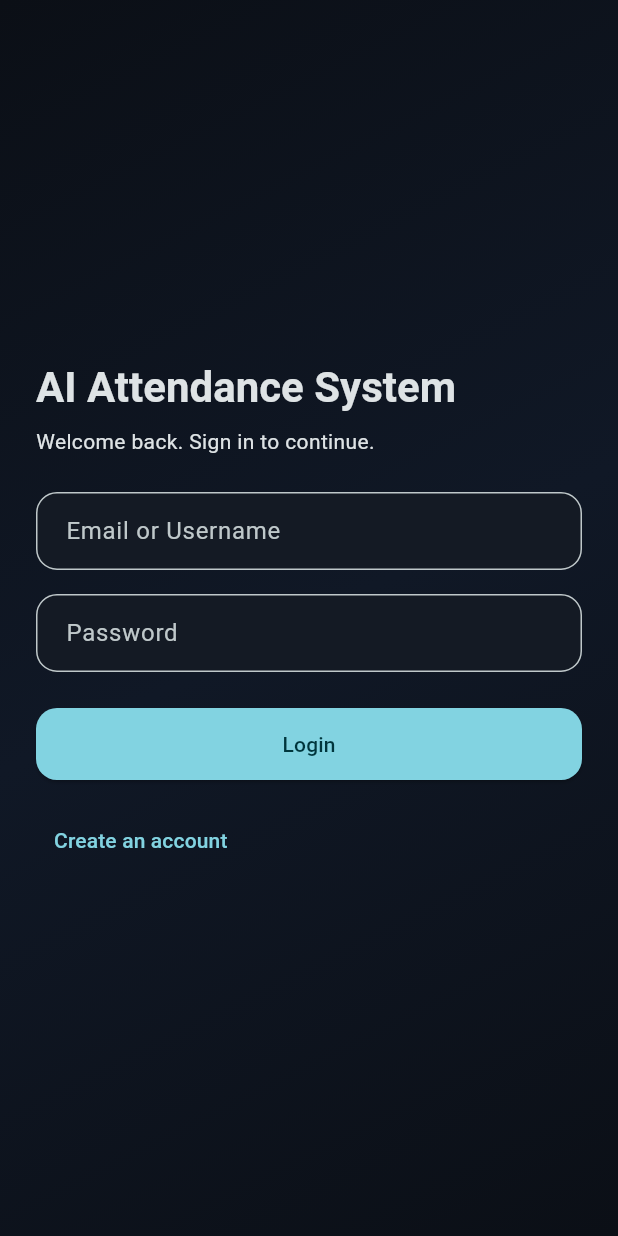
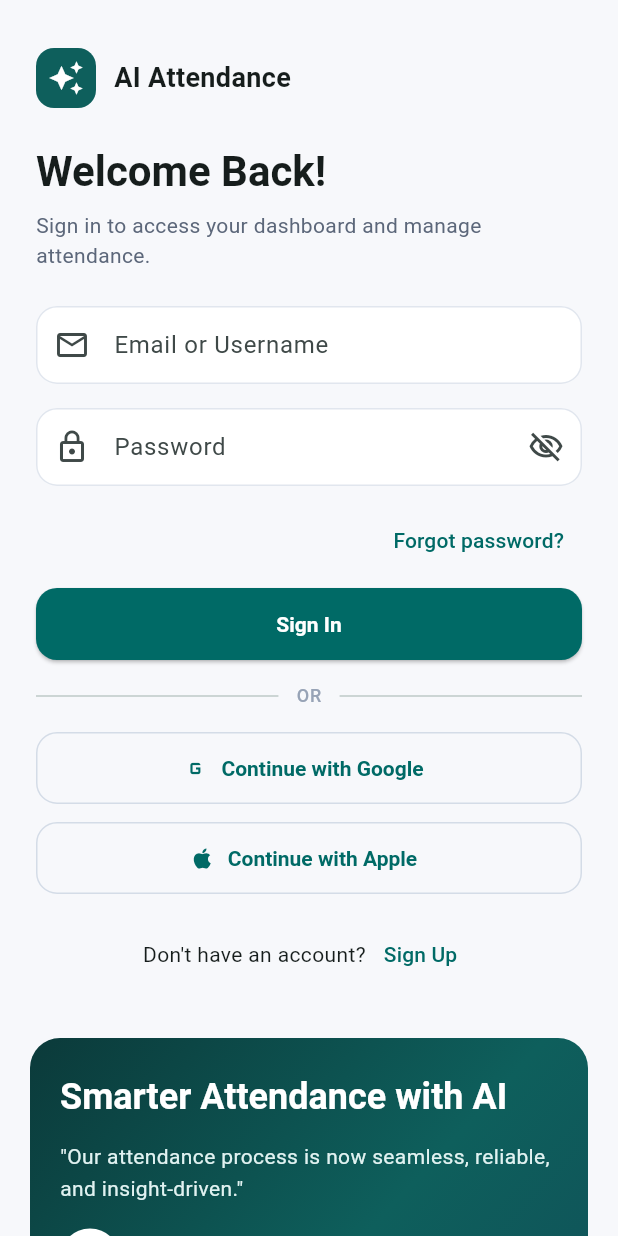
Before and after one commit to hameelhusnain/ai-attendance-system, a Flutter app: the screen it shows after launch, on a phone screen of 412 x 824 dp. Run offline on Flutter 3.47's test engine with Material 3 defaults, Android fonts, the phone set to English and light mode, and no system bars; our stand-ins replace go_router.

Commit message:
Add some changes redesign the login / signup pages

```diff
--- a/ai_attendance_system/lib/core/theme/app_theme.dart
+++ b/ai_attendance_system/lib/core/theme/app_theme.dart
@@ -1,7 +1,7 @@
 import 'package:flutter/material.dart';
 
 class AppTheme {
-  static const _seed = Color(0xFF00E5FF);
+  static const _seed = Color(0xFF0E5F5C);
   static const _surfaceDark = Color(0xFF0B0F16);
   static const _surfaceLight = Color(0xFFF5F7FA);
 
@@ -24,13 +24,30 @@ class AppTheme {
           borderRadius: BorderRadius.all(Radius.circular(16)),
         ),
       ),
+      elevatedButtonTheme: ElevatedButtonThemeData(
+        style: ElevatedButton.styleFrom(
+          shape: RoundedRectangleBorder(borderRadius: BorderRadius.circular(14)),
+          textStyle: const TextStyle(fontWeight: FontWeight.w600),
+        ),
+      ),
+      outlinedButtonTheme: OutlinedButtonThemeData(
+        style: OutlinedButton.styleFrom(
+          shape: RoundedRectangleBorder(borderRadius: BorderRadius.circular(14)),
+          side: const BorderSide(color: Color(0xFFD4DCE7)),
+          textStyle: const TextStyle(fontWeight: FontWeight.w600),
+        ),
+      ),
       inputDecorationTheme: InputDecorationTheme(
         filled: true,
         fillColor: Colors.white,
         contentPadding: const EdgeInsets.symmetric(horizontal: 16, vertical: 14),
-        border: OutlineInputBorder(
+        enabledBorder: OutlineInputBorder(
           borderRadius: BorderRadius.circular(14),
           borderSide: const BorderSide(color: Color(0xFFE1E6EE)),
+        ),
+        focusedBorder: OutlineInputBorder(
+          borderRadius: BorderRadius.circular(14),
+          borderSide: BorderSide(color: _seed, width: 1.2),
         ),
       ),
     );
--- a/ai_attendance_system/lib/core/widgets/app_text_field.dart
+++ b/ai_attendance_system/lib/core/widgets/app_text_field.dart
@@ -4,19 +4,25 @@ class AppTextField extends StatelessWidget {
   const AppTextField({
     super.key,
     required this.label,
+    this.hintText,
     this.controller,
     this.isPassword = false,
     this.keyboardType,
     this.requiredField = true,
     this.validator,
+    this.prefixIcon,
+    this.suffixIcon,
   });
 
   final String label;
+  final String? hintText;
   final TextEditingController? controller;
   final bool isPassword;
   final TextInputType? keyboardType;
   final bool requiredField;
   final String? Function(String?)? validator;
+  final Widget? prefixIcon;
+  final Widget? suffixIcon;
 
   @override
   Widget build(BuildContext context) {
@@ -26,6 +32,9 @@ class AppTextField extends StatelessWidget {
       keyboardType: keyboardType,
       decoration: InputDecoration(
         labelText: label,
+        hintText: hintText,
+        prefixIcon: prefixIcon,
+        suffixIcon: suffixIcon,
       ),
       validator: validator ??
           (value) {
--- /dev/null
+++ b/ai_attendance_system/lib/core/widgets/auth_layout.dart
@@ -0,0 +1,266 @@
+import 'package:flutter/material.dart';
+import '../theme/app_theme.dart';
+import 'app_spacing.dart';
+
+class AuthSplitLayout extends StatelessWidget {
+  const AuthSplitLayout({
+    super.key,
+    required this.title,
+    required this.subtitle,
+    required this.form,
+    required this.footer,
+  });
+
+  final String title;
+  final String subtitle;
+  final Widget form;
+  final Widget footer;
+
+  @override
+  Widget build(BuildContext context) {
+    return Theme(
+      data: AppTheme.light,
+      child: Scaffold(
+        backgroundColor: const Color(0xFFF7F8FB),
+        body: SafeArea(
+          child: LayoutBuilder(
+            builder: (context, constraints) {
+              final isWide = constraints.maxWidth >= 980;
+              final leftPanel = _AuthFormPanel(
+                title: title,
+                subtitle: subtitle,
+                form: form,
+                footer: footer,
+              );
+              final rightPanel = const _AuthMarketingPanel();
+
+              if (isWide) {
+                return Row(
+                  children: [
+                    Expanded(flex: 5, child: leftPanel),
+                    Expanded(flex: 5, child: rightPanel),
+                  ],
+                );
+              }
+
+              return SingleChildScrollView(
+                child: Column(
+                  children: [
+                    leftPanel,
+                    const Padding(
+                      padding: EdgeInsets.fromLTRB(20, 0, 20, 24),
+                      child: _AuthMarketingPanel(isCompact: true),
+                    ),
+                  ],
+                ),
+              );
+            },
+          ),
+        ),
+      ),
+    );
+  }
+}
+
+class _AuthFormPanel extends StatelessWidget {
+  const _AuthFormPanel({
+    required this.title,
+    required this.subtitle,
+    required this.form,
+    required this.footer,
+  });
+
+  final String title;
+  final String subtitle;
+  final Widget form;
+  final Widget footer;
+
+  @override
+  Widget build(BuildContext context) {
+    return Center(
+      child: SingleChildScrollView(
+        padding: const EdgeInsets.symmetric(horizontal: 24, vertical: 32),
+        child: ConstrainedBox(
+          constraints: const BoxConstraints(maxWidth: 440),
+          child: Column(
+            crossAxisAlignment: CrossAxisAlignment.start,
+            children: [
+              Row(
+                children: [
+                  Container(
+                    height: 40,
+                    width: 40,
+                    decoration: BoxDecoration(
+                      color: const Color(0xFF0E5F5C),
+                      borderRadius: BorderRadius.circular(12),
+                    ),
+                    child: const Icon(Icons.auto_awesome, color: Colors.white),
+                  ),
+                  const SizedBox(width: 12),
+                  const Text(
+                    'AI Attendance',
+                    style: TextStyle(fontWeight: FontWeight.w700, fontSize: 18),
+                  ),
+                ],
+              ),
+              AppSpacing.gap24,
+              Text(
+                title,
+                style: Theme.of(context).textTheme.headlineMedium?.copyWith(
+                      fontWeight: FontWeight.w700,
+                    ),
+              ),
+              AppSpacing.gap8,
+              Text(
+                subtitle,
+                style: Theme.of(context)
+                    .textTheme
+                    .bodyMedium
+                    ?.copyWith(color: const Color(0xFF5C677A)),
+              ),
+              AppSpacing.gap24,
+              form,
+              AppSpacing.gap16,
+              footer,
+            ],
+          ),
+        ),
+      ),
+    );
+  }
+}
+
+class _AuthMarketingPanel extends StatelessWidget {
+  const _AuthMarketingPanel({this.isCompact = false});
+
+  final bool isCompact;
+
+  @override
+  Widget build(BuildContext context) {
+    final panel = Container(
+      decoration: BoxDecoration(
+        borderRadius: BorderRadius.circular(isCompact ? 20 : 0),
+        gradient: const LinearGradient(
+          begin: Alignment.topLeft,
+          end: Alignment.bottomRight,
+          colors: [
+            Color(0xFF0B3A3A),
+            Color(0xFF0E5F5C),
+            Color(0xFF114B57),
+          ],
+        ),
+      ),
+      child: Padding(
+        padding: EdgeInsets.symmetric(
+          horizontal: isCompact ? 20 : 48,
+          vertical: isCompact ? 24 : 56,
+        ),
+        child: Column(
+          crossAxisAlignment: CrossAxisAlignment.start,
+          mainAxisAlignment: MainAxisAlignment.center,
+          children: [
+            Text(
+              'Smarter Attendance with AI',
+              style: Theme.of(context).textTheme.headlineSmall?.copyWith(
+                    color: Colors.white,
+                    fontWeight: FontWeight.w700,
+                    height: 1.2,
+                  ),
+            ),
+            AppSpacing.gap16,
+            Text(
+              '"Our attendance process is now seamless, reliable, and insight-driven."',
+              style: Theme.of(context)
+                  .textTheme
+                  .bodyMedium
+                  ?.copyWith(color: const Color(0xFFE1F2F1), height: 1.5),
+            ),
+            AppSpacing.gap16,
+            Row(
+              children: [
+                const CircleAvatar(
+                  backgroundColor: Colors.white,
+                  child: Icon(Icons.person, color: Color(0xFF0E5F5C)),
+                ),
+                const SizedBox(width: 12),
+                Column(
+                  crossAxisAlignment: CrossAxisAlignment.start,
+                  children: [
+                    Text(
+                      'Michael Carter',
+                      style: Theme.of(context)
+                          .textTheme
+                          .bodyMedium
+                          ?.copyWith(color: Colors.white),
+                    ),
+                    Text(
+                      'Software Engineer at DevCore',
+                      style: Theme.of(context)
+                          .textTheme
+                          .bodySmall
+                          ?.copyWith(color: const Color(0xFFCDE7E6)),
+                    ),
+                  ],
+                ),
+              ],
+            ),
+            AppSpacing.gap24,
+            const Divider(color: Color(0xFF2F5F5D)),
+            AppSpacing.gap12,
+            Text(
+              'JOIN 1K+ CAMPUSES',
+              style: Theme.of(context)
+                  .textTheme
+                  .labelMedium
+                  ?.copyWith(color: const Color(0xFFBFE3E1)),
+            ),
+            AppSpacing.gap12,
+            Wrap(
+              spacing: 12,
+              runSpacing: 12,
+              children: const [
+                _LogoChip(label: 'Discord'),
+                _LogoChip(label: 'Mailchimp'),
+                _LogoChip(label: 'Grammarly'),
+                _LogoChip(label: 'Dropbox'),
+                _LogoChip(label: 'Square'),
+                _LogoChip(label: 'Intercom'),
+              ],
+            ),
+          ],
+        ),
+      ),
+    );
+
+    if (isCompact) {
+      return panel;
+    }
+
+    return SizedBox.expand(child: panel);
+  }
+}
+
+class _LogoChip extends StatelessWidget {
+  const _LogoChip({required this.label});
+
+  final String label;
+
+  @override
+  Widget build(BuildContext context) {
+    return Container(
+      padding: const EdgeInsets.symmetric(horizontal: 12, vertical: 6),
+      decoration: BoxDecoration(
+        color: const Color(0x1AFFFFFF),
+        borderRadius: BorderRadius.circular(999),
+        border: Border.all(color: const Color(0x33FFFFFF)),
+      ),
+      child: Text(
+        label,
+        style: Theme.of(context)
+            .textTheme
+            .labelMedium
+            ?.copyWith(color: Colors.white),
+      ),
+    );
+  }
+}
--- a/ai_attendance_system/lib/features/auth/presentation/login_screen.dart
+++ b/ai_attendance_system/lib/features/auth/presentation/login_screen.dart
@@ -1,9 +1,9 @@
 import 'package:flutter/material.dart';
 import 'package:go_router/go_router.dart';
-import '../../../core/widgets/app_background.dart';
 import '../../../core/widgets/app_button.dart';
 import '../../../core/widgets/app_spacing.dart';
 import '../../../core/widgets/app_text_field.dart';
+import '../../../core/widgets/auth_layout.dart';
 import '../../../shared/services/auth_service.dart';
 
 class LoginScreen extends StatefulWidget {
@@ -41,63 +41,91 @@ class _LoginScreenState extends State<LoginScreen> {
 
   @override
   Widget build(BuildContext context) {
-    return Scaffold(
-      body: AppBackground(
-        child: SafeArea(
-          child: Center(
-            child: SingleChildScrollView(
-              padding: const EdgeInsets.symmetric(horizontal: 24, vertical: 32),
-              child: ConstrainedBox(
-                constraints: const BoxConstraints(maxWidth: 420),
-                child: Column(
-                  crossAxisAlignment: CrossAxisAlignment.start,
-                  children: [
-                    Text(
-                      'AI Attendance System',
-                      style: Theme.of(context).textTheme.headlineMedium?.copyWith(
-                            fontWeight: FontWeight.w700,
-                          ),
-                    ),
-                    AppSpacing.gap8,
-                    Text(
-                      'Welcome back. Sign in to continue.',
-                      style: Theme.of(context).textTheme.bodyMedium,
-                    ),
-                    AppSpacing.gap24,
-                    Form(
+    return AuthSplitLayout(
+      title: 'Welcome Back!',
+      subtitle: 'Sign in to access your dashboard and manage attendance.',
+      form: Form(
         key: _formKey,
         child: Column(
           children: [
             AppTextField(
               label: 'Email or Username',
+              hintText: 'Enter your email',
               controller: _emailController,
               keyboardType: TextInputType.text,
+              prefixIcon: const Icon(Icons.mail_outline),
             ),
             AppSpacing.gap16,
             AppTextField(
               label: 'Password',
+              hintText: 'Enter your password',
               controller: _passwordController,
               isPassword: true,
+              prefixIcon: const Icon(Icons.lock_outline),
+              suffixIcon: const Icon(Icons.visibility_off_outlined),
             ),
-                          AppSpacing.gap24,
+            AppSpacing.gap12,
+            Align(
+              alignment: Alignment.centerRight,
+              child: TextButton(
+                onPressed: () {},
+                child: const Text('Forgot password?'),
+              ),
+            ),
+            AppSpacing.gap8,
             AppButton(
-                            label: _loading ? 'Signing in...' : 'Login',
+              label: _loading ? 'Signing in...' : 'Sign In',
               onPressed: _loading ? null : _submit,
+            ),
+            AppSpacing.gap16,
+            Row(
+              children: [
+                const Expanded(child: Divider()),
+                Padding(
+                  padding: const EdgeInsets.symmetric(horizontal: 12),
+                  child: Text(
+                    'OR',
+                    style: Theme.of(context)
+                        .textTheme
+                        .labelMedium
+                        ?.copyWith(color: const Color(0xFF97A3B6)),
+                  ),
+                ),
+                const Expanded(child: Divider()),
+              ],
+            ),
+            AppSpacing.gap16,
+            SizedBox(
+              width: double.infinity,
+              height: 48,
+              child: OutlinedButton.icon(
+                onPressed: () {},
+                icon: const Icon(Icons.g_mobiledata),
+                label: const Text('Continue with Google'),
+              ),
+            ),
+            AppSpacing.gap12,
+            SizedBox(
+              width: double.infinity,
+              height: 48,
+              child: OutlinedButton.icon(
+                onPressed: () {},
+                icon: const Icon(Icons.apple),
+                label: const Text('Continue with Apple'),
+              ),
             ),
           ],
         ),
       ),
-                    AppSpacing.gap16,
+      footer: Row(
+        mainAxisAlignment: MainAxisAlignment.center,
+        children: [
+          const Text("Don't have an account?"),
           TextButton(
             onPressed: () => context.go('/signup'),
-                      child: const Text('Create an account'),
+            child: const Text('Sign Up'),
           ),
         ],
-                ),
-              ),
-            ),
-          ),
-        ),
       ),
     );
   }
--- a/ai_attendance_system/lib/features/auth/presentation/signup_screen.dart
+++ b/ai_attendance_system/lib/features/auth/presentation/signup_screen.dart
@@ -1,9 +1,9 @@
 import 'package:flutter/material.dart';
 import 'package:go_router/go_router.dart';
-import '../../../core/widgets/app_background.dart';
 import '../../../core/widgets/app_button.dart';
 import '../../../core/widgets/app_spacing.dart';
 import '../../../core/widgets/app_text_field.dart';
+import '../../../core/widgets/auth_layout.dart';
 import '../../../shared/services/auth_service.dart';
 
 class SignupScreen extends StatefulWidget {
@@ -51,48 +51,34 @@ class _SignupScreenState extends State<SignupScreen> {
 
   @override
   Widget build(BuildContext context) {
-    return Scaffold(
-      body: AppBackground(
-        child: SafeArea(
-          child: Center(
-            child: SingleChildScrollView(
-              padding: const EdgeInsets.symmetric(horizontal: 24, vertical: 32),
-              child: ConstrainedBox(
-                constraints: const BoxConstraints(maxWidth: 420),
-                child: Column(
-                  crossAxisAlignment: CrossAxisAlignment.start,
-                  children: [
-                    Text(
-                      'Create Account',
-                      style: Theme.of(context).textTheme.headlineMedium?.copyWith(
-                            fontWeight: FontWeight.w700,
-                          ),
-                    ),
-                    AppSpacing.gap8,
-                    Text(
-                      'Join the AI Attendance System.',
-                      style: Theme.of(context).textTheme.bodyMedium,
-                    ),
-                    AppSpacing.gap24,
-                    Form(
+    return AuthSplitLayout(
+      title: 'Create Account',
+      subtitle: 'Create your profile to access attendance insights.',
+      form: Form(
         key: _formKey,
         child: Column(
           children: [
             AppTextField(
               label: 'Full Name',
+              hintText: 'Enter your full name',
               controller: _nameController,
+              prefixIcon: const Icon(Icons.person_outline),
             ),
             AppSpacing.gap16,
             AppTextField(
               label: 'Username',
+              hintText: 'Choose a username',
               controller: _usernameController,
+              prefixIcon: const Icon(Icons.account_circle_outlined),
             ),
             AppSpacing.gap16,
             AppTextField(
               label: 'Email (optional)',
+              hintText: 'Enter your email',
               controller: _emailController,
               keyboardType: TextInputType.emailAddress,
               requiredField: false,
+              prefixIcon: const Icon(Icons.mail_outline),
             ),
             AppSpacing.gap16,
             DropdownButtonFormField<String>(
@@ -103,19 +89,26 @@ class _SignupScreenState extends State<SignupScreen> {
                 DropdownMenuItem(value: 'Student', child: Text('Student')),
               ],
               onChanged: (value) => setState(() => _role = value ?? 'Student'),
-                            decoration: const InputDecoration(labelText: 'Role'),
+              decoration: const InputDecoration(
+                labelText: 'Role',
+                prefixIcon: Icon(Icons.badge_outlined),
+              ),
             ),
             AppSpacing.gap16,
             AppTextField(
               label: 'Password',
+              hintText: 'Create a password',
               controller: _passwordController,
               isPassword: true,
+              prefixIcon: const Icon(Icons.lock_outline),
             ),
             AppSpacing.gap16,
-                          TextFormField(
+            AppTextField(
+              label: 'Confirm Password',
+              hintText: 'Re-enter your password',
               controller: _confirmController,
-                            obscureText: true,
-                            decoration: const InputDecoration(labelText: 'Confirm Password'),
+              isPassword: true,
+              prefixIcon: const Icon(Icons.lock_outline),
               validator: (value) {
                 if (value == null || value.trim().isEmpty) {
                   return 'Required';
@@ -134,17 +127,15 @@ class _SignupScreenState extends State<SignupScreen> {
           ],
         ),
       ),
-                    AppSpacing.gap16,
+      footer: Row(
+        mainAxisAlignment: MainAxisAlignment.center,
+        children: [
+          const Text('Already have an account?'),
           TextButton(
             onPressed: () => context.go('/'),
-                      child: const Text('I already have an account'),
+            child: const Text('Sign In'),
           ),
         ],
-                ),
-              ),
-            ),
-          ),
-        ),
       ),
     );
   }
```
Also changed, not shown: 1 other file. Lines whose indentation alone changed are shown as unchanged.
